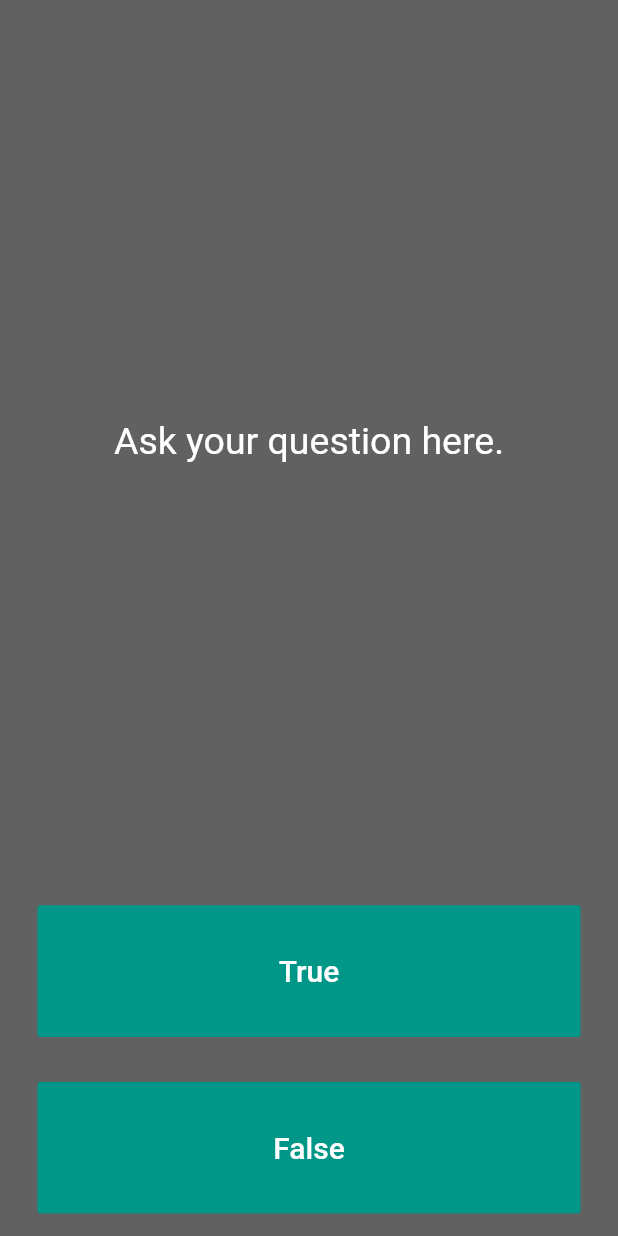
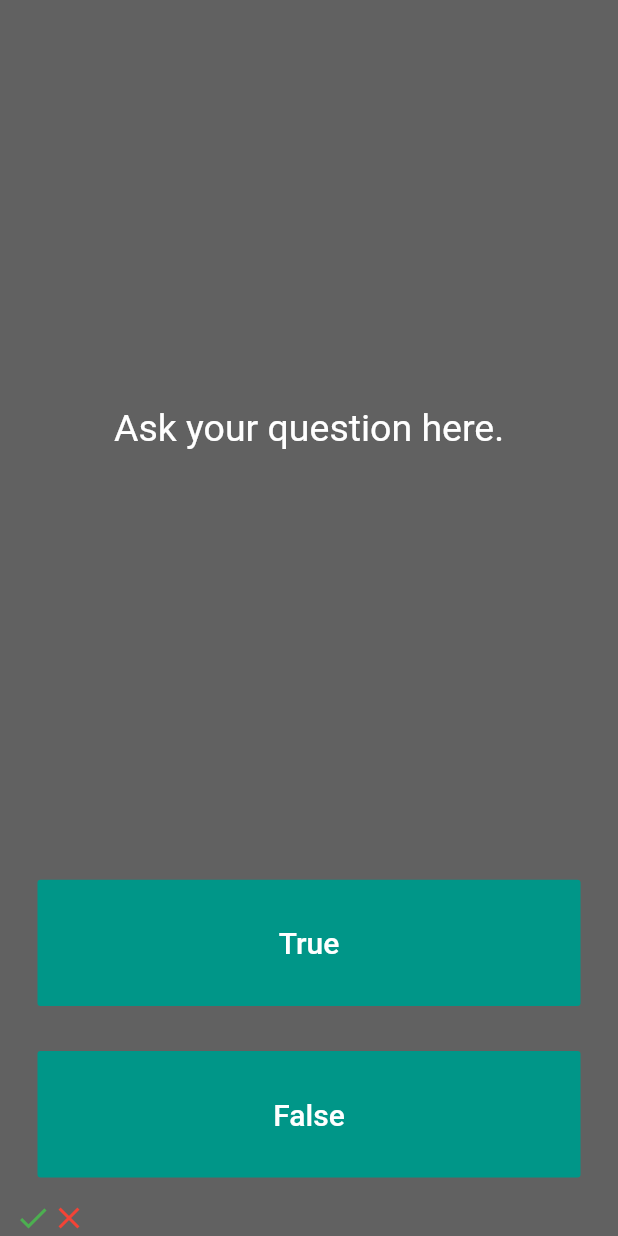
Before and after one commit to apphow/question_and_answer, a Flutter app: the screen it shows after launch, on a phone screen of 412 x 824 dp. Run offline on Flutter 3.47's test engine with Material 2 defaults, Android fonts, the phone set to English and light mode, and no system bars.

Commit message:
added green check icon and red x icon

```diff
--- a/lib/main.dart
+++ b/lib/main.dart
@@ -79,7 +79,20 @@ class _QuestionPageState extends State<QuestionPage> {
                   color: Colors.white,
                 ),
               ),
-                    onPressed: () {})))
+              onPressed: () {},
+            ),
+          ),
+        ),
+        Row(children: <Widget>[
+          Icon(
+            Icons.check,
+            color: Colors.green,
+          ),
+          Icon(
+            Icons.close,
+            color: Colors.red,
+          )
+        ])
       ],
     );
   }
```
Lines whose indentation alone changed are shown as unchanged.
